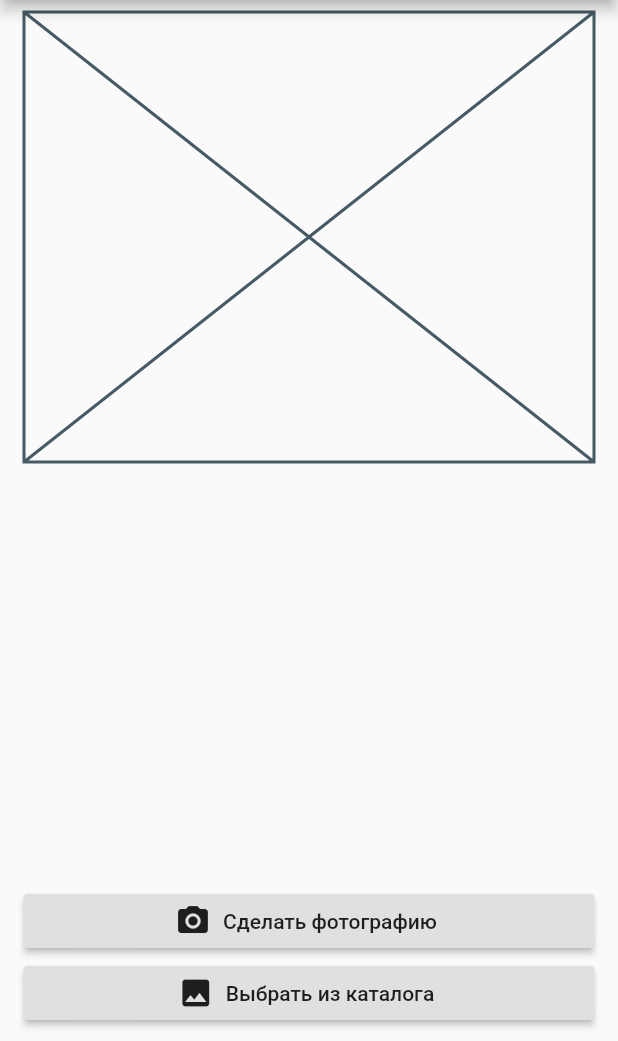
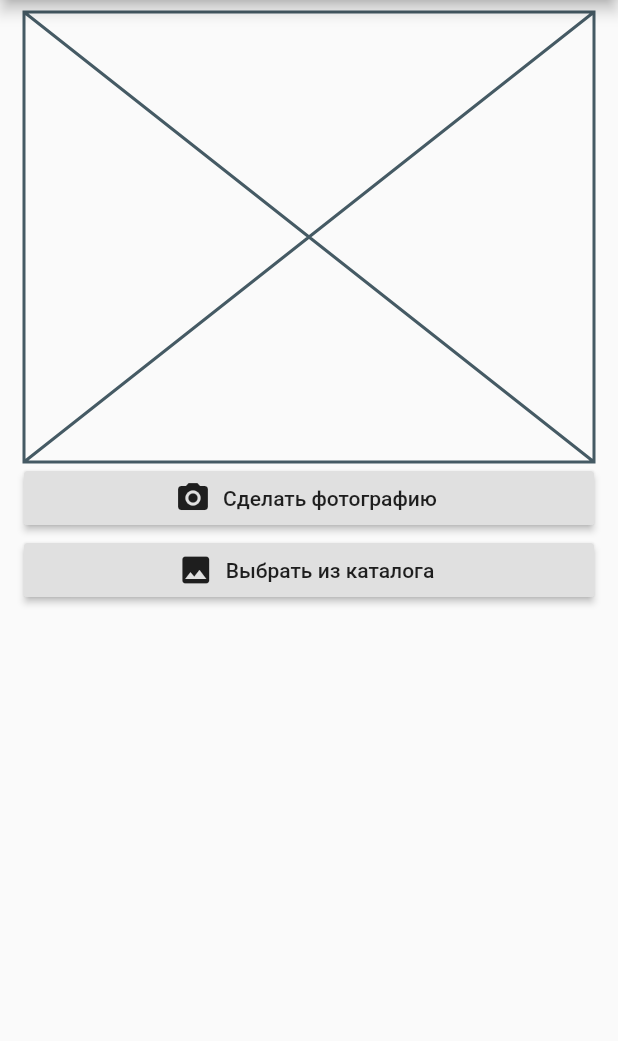
Before and after one commit to kdmatrosov/flutter-camera, a Flutter app: the screen it shows after launch, tab 2 chosen, on a phone screen of 412 x 824 dp, the part 195-1236 px from its top. Run offline on Flutter 3.47's test engine with Material 2 defaults, Android fonts, the phone set to English and light mode, and no system bars; our stand-ins replace camera, image_picker.

```diff
--- a/lib/image_picker_view.dart
+++ b/lib/image_picker_view.dart
@@ -30,17 +30,20 @@ class _ImagePickerViewState extends State<ImagePickerView> {
 
   @override
   Widget build(BuildContext context) {
-    return Padding(
+    return SingleChildScrollView(
+        child: Padding(
       child: Column(
         mainAxisSize: MainAxisSize.min,
         crossAxisAlignment: CrossAxisAlignment.stretch,
         mainAxisAlignment: MainAxisAlignment.end,
         children: <Widget>[
-          _image != null ? Image.file(_image) : Placeholder(
-            fallbackHeight: 300,
-          ),
+          _image != null
+              ? Image.file(_image)
+              : Placeholder(
+                  fallbackHeight: 300,
+                ),
           Flexible(
-            fit: FlexFit.tight,
+            fit: FlexFit.loose,
             child: Container(),
           ),
           RaisedButton.icon(
@@ -56,6 +59,6 @@ class _ImagePickerViewState extends State<ImagePickerView> {
         ],
       ),
       padding: EdgeInsets.symmetric(horizontal: 16, vertical: 8),
-    );
+    ));
   }
 }
```
Also changed, not shown: 1 other file.
